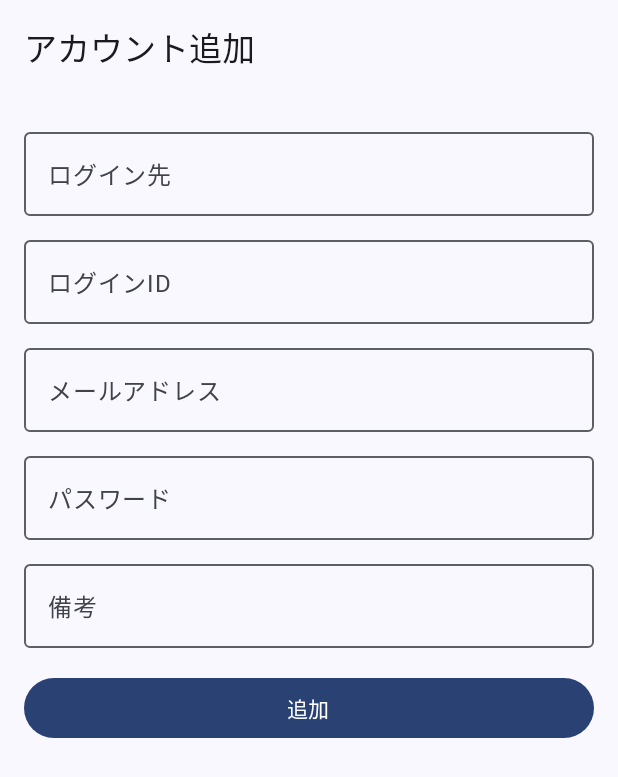
After one commit to TakanaKonbu/PasswordManager, an Android app built with Jetpack Compose: the AccountFormScreen screen opened through its navigation route, on a phone screen of 412 x 824 dp. The commit adds this screen. Shown: the top 777 px of the screen. Run offline under Robolectric (Android 15) with nearby library versions, the phone set to English and light mode, and no system bars; our stand-ins replace Room's generated code.

Commit message:
プロトタイプの完成

```diff
--- a/app/src/main/java/com/takanakonbu/passwordmanager/MainActivity.kt
+++ b/app/src/main/java/com/takanakonbu/passwordmanager/MainActivity.kt
@@ -3,45 +3,60 @@ package com.takanakonbu.passwordmanager
 import android.os.Bundle
 import androidx.activity.ComponentActivity
 import androidx.activity.compose.setContent
-import androidx.activity.enableEdgeToEdge
+import androidx.activity.viewModels
 import androidx.compose.foundation.layout.fillMaxSize
-import androidx.compose.foundation.layout.padding
-import androidx.compose.material3.Scaffold
-import androidx.compose.material3.Text
-import androidx.compose.runtime.Composable
+import androidx.compose.material3.MaterialTheme
+import androidx.compose.material3.Surface
 import androidx.compose.ui.Modifier
-import androidx.compose.ui.tooling.preview.Preview
+import androidx.navigation.NavType
+import androidx.navigation.compose.NavHost
+import androidx.navigation.compose.composable
+import androidx.navigation.compose.rememberNavController
+import androidx.navigation.navArgument
+import com.takanakonbu.passwordmanager.ui.navigation.Screen
+import com.takanakonbu.passwordmanager.ui.screens.AccountFormScreen
+import com.takanakonbu.passwordmanager.ui.screens.AccountListScreen
 import com.takanakonbu.passwordmanager.ui.theme.PasswordManagerTheme
+import com.takanakonbu.passwordmanager.ui.viewmodel.AccountViewModel
 
 class MainActivity : ComponentActivity() {
+    private val viewModel: AccountViewModel by viewModels()
+
     override fun onCreate(savedInstanceState: Bundle?) {
         super.onCreate(savedInstanceState)
-        enableEdgeToEdge()
         setContent {
             PasswordManagerTheme {
-                Scaffold(modifier = Modifier.fillMaxSize()) { innerPadding ->
-                    Greeting(
-                        name = "Android",
-                        modifier = Modifier.padding(innerPadding)
-                    )
+                Surface(
+                    modifier = Modifier.fillMaxSize(),
+                    color = MaterialTheme.colorScheme.background
+                ) {
+                    val navController = rememberNavController()
+
+                    NavHost(
+                        navController = navController,
+                        startDestination = Screen.AccountList.route
+                    ) {
+                        composable(Screen.AccountList.route) {
+                            AccountListScreen(navController, viewModel)
+                        }
+                        composable(Screen.AddAccount.route) {
+                            AccountFormScreen(navController, viewModel)
+                        }
+                        composable(
+                            route = Screen.EditAccount.route,
+                            arguments = listOf(
+                                navArgument("accountId") { type = NavType.LongType }
+                            )
+                        ) { backStackEntry ->
+                            AccountFormScreen(
+                                navController = navController,
+                                viewModel = viewModel,
+                                accountId = backStackEntry.arguments?.getLong("accountId")
+                            )
+                        }
+                    }
                 }
             }
         }
     }
 }
-
-@Composable
-fun Greeting(name: String, modifier: Modifier = Modifier) {
-    Text(
-        text = "Hello $name!",
-        modifier = modifier
-    )
-}
-
-@Preview(showBackground = true)
-@Composable
-fun GreetingPreview() {
-    PasswordManagerTheme {
-        Greeting("Android")
-    }
-}
--- /dev/null
+++ b/app/src/main/java/com/takanakonbu/passwordmanager/ui/screens/AccountFormScreen.kt
@@ -0,0 +1,101 @@
+package com.takanakonbu.passwordmanager.ui.screens
+
+import androidx.compose.foundation.layout.*
+import androidx.compose.material3.*
+import androidx.compose.runtime.*
+import androidx.compose.ui.Modifier
+import androidx.compose.ui.unit.dp
+import androidx.navigation.NavController
+import com.takanakonbu.passwordmanager.data.model.AccountEntity
+import com.takanakonbu.passwordmanager.ui.viewmodel.AccountViewModel
+
+@OptIn(ExperimentalMaterial3Api::class)
+@Composable
+fun AccountFormScreen(
+    navController: NavController,
+    viewModel: AccountViewModel,
+    accountId: Long? = null
+) {
+    var serviceName by remember { mutableStateOf("") }
+    var loginId by remember { mutableStateOf("") }
+    var email by remember { mutableStateOf("") }
+    var password by remember { mutableStateOf("") }
+    var note by remember { mutableStateOf("") }
+
+    Scaffold(
+        topBar = {
+            TopAppBar(
+                title = { Text(if (accountId == null) "アカウント追加" else "アカウント編集") }
+            )
+        }
+    ) { paddingValues ->
+        Column(
+            modifier = Modifier
+                .fillMaxSize()
+                .padding(paddingValues)
+                .padding(16.dp)
+        ) {
+            OutlinedTextField(
+                value = serviceName,
+                onValueChange = { serviceName = it },
+                label = { Text("ログイン先") },
+                modifier = Modifier.fillMaxWidth()
+            )
+            Spacer(modifier = Modifier.height(8.dp))
+
+            OutlinedTextField(
+                value = loginId,
+                onValueChange = { loginId = it },
+                label = { Text("ログインID") },
+                modifier = Modifier.fillMaxWidth()
+            )
+            Spacer(modifier = Modifier.height(8.dp))
+
+            OutlinedTextField(
+                value = email,
+                onValueChange = { email = it },
+                label = { Text("メールアドレス") },
+                modifier = Modifier.fillMaxWidth()
+            )
+            Spacer(modifier = Modifier.height(8.dp))
+
+            OutlinedTextField(
+                value = password,
+                onValueChange = { password = it },
+                label = { Text("パスワード") },
+                modifier = Modifier.fillMaxWidth()
+            )
+            Spacer(modifier = Modifier.height(8.dp))
+
+            OutlinedTextField(
+                value = note,
+                onValueChange = { note = it },
+                label = { Text("備考") },
+                modifier = Modifier.fillMaxWidth()
+            )
+            Spacer(modifier = Modifier.height(16.dp))
+
+            Button(
+                onClick = {
+                    val account = AccountEntity(
+                        id = accountId ?: 0,
+                        serviceName = serviceName,
+                        loginId = loginId,
+                        email = email,
+                        password = password,
+                        note = note
+                    )
+                    if (accountId == null) {
+                        viewModel.insert(account)
+                    } else {
+                        viewModel.update(account)
+                    }
+                    navController.navigateUp()
+                },
+                modifier = Modifier.fillMaxWidth()
+            ) {
+                Text(if (accountId == null) "追加" else "更新")
+            }
+        }
+    }
+}
--- /dev/null
+++ b/app/src/main/java/com/takanakonbu/passwordmanager/ui/screens/AccountListScreen.kt
@@ -0,0 +1,89 @@
+package com.takanakonbu.passwordmanager.ui.screens
+
+import androidx.compose.foundation.clickable
+import androidx.compose.foundation.layout.*
+import androidx.compose.foundation.lazy.LazyColumn
+import androidx.compose.foundation.lazy.items
+import androidx.compose.material.icons.Icons
+import androidx.compose.material.icons.filled.Add
+import androidx.compose.material.icons.filled.Delete
+import androidx.compose.material3.*
+import androidx.compose.runtime.*
+import androidx.compose.ui.Modifier
+import androidx.compose.ui.unit.dp
+import androidx.navigation.NavController
+import com.takanakonbu.passwordmanager.data.model.AccountEntity
+import com.takanakonbu.passwordmanager.ui.navigation.Screen
+import com.takanakonbu.passwordmanager.ui.viewmodel.AccountViewModel
+
+@OptIn(ExperimentalMaterial3Api::class)
+@Composable
+fun AccountListScreen(
+    navController: NavController,
+    viewModel: AccountViewModel
+) {
+    val accounts by viewModel.allAccounts.collectAsState()
+
+    Scaffold(
+        topBar = {
+            TopAppBar(
+                title = { Text("パスワードマネージャー") },
+                actions = {
+                    IconButton(onClick = { navController.navigate(Screen.AddAccount.route) }) {
+                        Icon(Icons.Default.Add, contentDescription = "Add Account")
+                    }
+                }
+            )
+        }
+    ) { paddingValues ->
+        LazyColumn(
+            modifier = Modifier
+                .fillMaxSize()
+                .padding(paddingValues)
+        ) {
+            items(accounts) { account ->
+                AccountItem(
+                    account = account,
+                    onItemClick = { navController.navigate(Screen.EditAccount.createRoute(account.id)) },
+                    onDeleteClick = { viewModel.delete(account) }
+                )
+            }
+        }
+    }
+}
+
+@Composable
+fun AccountItem(
+    account: AccountEntity,
+    onItemClick: () -> Unit,
+    onDeleteClick: () -> Unit
+) {
+    Card(
+        modifier = Modifier
+            .fillMaxWidth()
+            .padding(8.dp)
+            .clickable(onClick = onItemClick)
+    ) {
+        Row(
+            modifier = Modifier
+                .padding(16.dp)
+                .fillMaxWidth(),
+            horizontalArrangement = Arrangement.SpaceBetween
+        ) {
+            Column {
+                Text(
+                    text = account.serviceName,
+                    style = MaterialTheme.typography.titleMedium
+                )
+                Spacer(modifier = Modifier.height(4.dp))
+                Text(
+                    text = account.loginId,
+                    style = MaterialTheme.typography.bodyMedium
+                )
+            }
+            IconButton(onClick = onDeleteClick) {
+                Icon(Icons.Default.Delete, contentDescription = "Delete")
+            }
+        }
+    }
+}
--- /dev/null
+++ b/app/src/main/java/com/takanakonbu/passwordmanager/ui/viewmodel/AccountViewModel.kt
@@ -0,0 +1,46 @@
+package com.takanakonbu.passwordmanager.ui.viewmodel
+
+import android.app.Application
+import androidx.lifecycle.AndroidViewModel
+import androidx.lifecycle.viewModelScope
+import com.takanakonbu.passwordmanager.data.db.AppDatabase
+import com.takanakonbu.passwordmanager.data.model.AccountEntity
+import com.takanakonbu.passwordmanager.data.repository.AccountRepository
+import kotlinx.coroutines.flow.MutableStateFlow
+import kotlinx.coroutines.flow.SharingStarted
+import kotlinx.coroutines.flow.StateFlow
+import kotlinx.coroutines.flow.stateIn
+import kotlinx.coroutines.launch
+
+class AccountViewModel(application: Application) : AndroidViewModel(application) {
+    private val repository: AccountRepository
+    val allAccounts: StateFlow<List<AccountEntity>>
+    private val _searchQuery = MutableStateFlow("")
+    val searchQuery: StateFlow<String> = _searchQuery
+
+    init {
+        val accountDao = AppDatabase.getDatabase(application).accountDao()
+        repository = AccountRepository(accountDao)
+        allAccounts = repository.getAllAccounts().stateIn(
+            scope = viewModelScope,
+            started = SharingStarted.WhileSubscribed(5000),
+            initialValue = emptyList()
+        )
+    }
+
+    fun insert(account: AccountEntity) = viewModelScope.launch {
+        repository.insertAccount(account)
+    }
+
+    fun update(account: AccountEntity) = viewModelScope.launch {
+        repository.updateAccount(account)
+    }
+
+    fun delete(account: AccountEntity) = viewModelScope.launch {
+        repository.deleteAccount(account)
+    }
+
+    fun updateSearchQuery(query: String) {
+        _searchQuery.value = query
+    }
+}
```
Also changed, not shown: app/src/main/java/com/takanakonbu/passwordmanager/ui/navigation/Navigation.kt (added, +9 -0 lines).
